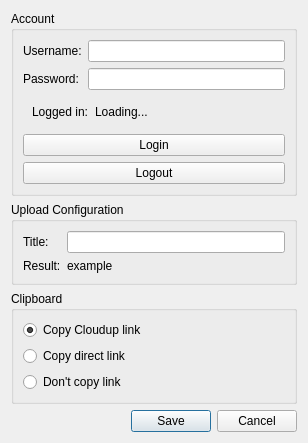
Qt form settings.ui (Jinzulen/ScreenCloud-Cloudup) before a commit.
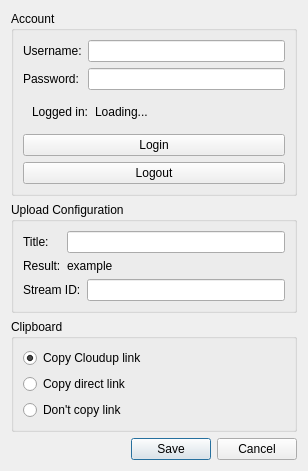
The same form after that commit.

Commit message: Upload to an existing stream.

Patch:
```diff
--- a/settings.ui
+++ b/settings.ui
@@ -164,6 +164,31 @@
                                 </item>
                             </layout>
                         </item>
+
+                        <!-- Upload stream -->
+                        <item>
+                            <layout class="QFormLayout" name="formLayout_2">
+                                <property name="fieldGrowthPolicy">
+                                    <enum>QFormLayout::AllNonFixedFieldsGrow</enum>
+                                </property>
+
+                                <item row="1" column="0">
+                                    <widget class="QLabel" name="label_stream">
+                                        <property name="text">
+                                            <string>Stream ID:</string>
+                                        </property>
+                                    </widget>
+                                </item>
+
+                                <item row="1" column="1">
+                                    <widget class="QLineEdit" name="input_stream">
+                                        <property name="text">
+                                            <string extracomment="Hlap" />
+                                        </property>
+                                    </widget>
+                                </item>
+                            </layout>
+                        </item>
                     </layout>
                 </widget>
             </item>
```
Left out of the diff: 2 changed lines with no effect on the pictures. The commit also changes 1 other file.
